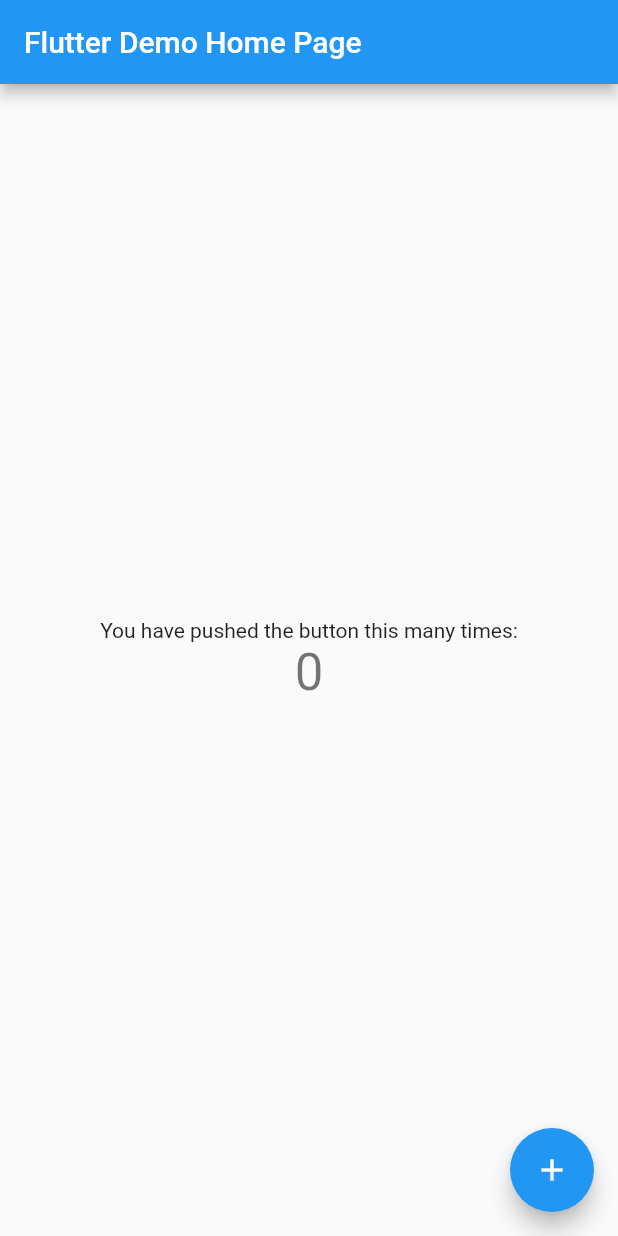
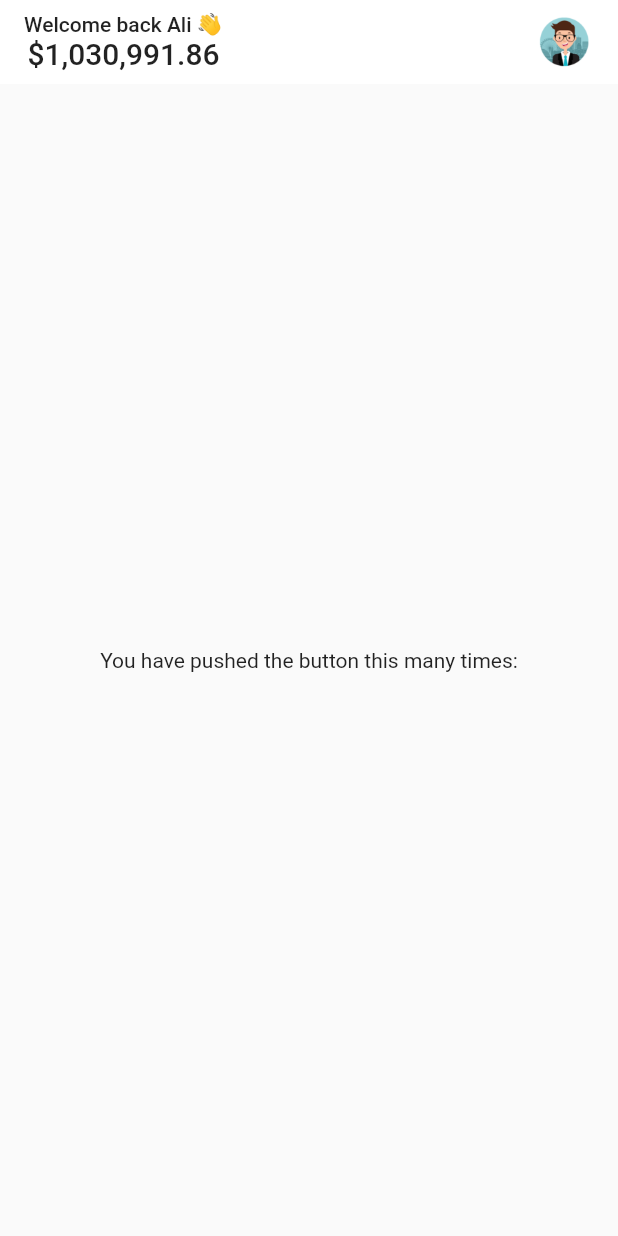
Before and after one commit to jjaviles2010/stonks_app, a Flutter app: the screen it shows after launch, on a phone screen of 412 x 824 dp. Run offline on Flutter 3.47's test engine with Material 2 defaults, Android fonts, the phone set to English and light mode, and no system bars.

Commit message:
Creating Custom AppBar.

```diff
--- /dev/null
+++ b/lib/home/screens/home_screen.dart
@@ -0,0 +1,21 @@
+import 'package:flutter/material.dart';
+import 'package:stonks_app/home/widgets/customAppBar.dart';
+
+class HomeScreen extends StatelessWidget {
+  @override
+  Widget build(BuildContext context) {
+    return Scaffold(
+      appBar: CustomAppBar(),
+      body: Center(
+        child: Column(
+          mainAxisAlignment: MainAxisAlignment.center,
+          children: <Widget>[
+            Text(
+              'You have pushed the button this many times:',
+            ),
+          ],
+        ),
+      ),
+    );
+  }
+}
--- /dev/null
+++ b/lib/home/widgets/customAppBar.dart
@@ -0,0 +1,60 @@
+import 'package:flutter/material.dart';
+
+class CustomAppBar extends StatelessWidget implements PreferredSize {
+  @override
+  Widget build(BuildContext context) {
+    return AppBar(
+      // Here we take the value from the MyHomePage object that was created by
+      // the App.build method, and use it to set our appbar title.
+      title: _getAppBarWidgets(),
+      backgroundColor: Colors.white,
+      elevation: 0,
+    );
+  }
+
+  _getAppBarWidgets() {
+    return Row(
+      mainAxisAlignment: MainAxisAlignment.spaceBetween,
+      children: <Widget>[
+        Column(
+          children: <Widget>[
+            _getWelcomeMessage(),
+            _getAccountBanlance(),
+          ],
+        ),
+        _getProfileImage(),
+      ],
+    );
+  }
+
+  _getWelcomeMessage() {
+    return Text('Welcome back Ali 👋',textScaleFactor: 0.7,);
+  }
+
+  _getAccountBanlance() {
+    return Text('\$1,030,991.86');
+  }
+
+  _getProfileImage() {
+     return CircleAvatar(
+      child: Container(
+          width: 150.0,
+          height: 150.0,
+          decoration: new BoxDecoration(
+              shape: BoxShape.circle,
+              image: new DecorationImage(
+                  fit: BoxFit.cover,
+                  image: AssetImage('images/Mask.png')
+              )
+          )),
+      foregroundColor: Colors.white,
+      backgroundColor: Colors.transparent,
+    );
+  }
+
+  @override
+  Size get preferredSize => Size.fromHeight(kToolbarHeight ?? 0.0);
+
+  noSuchMethod(Invocation invocation) => super.noSuchMethod(invocation);
+
+}
--- a/lib/main.dart
+++ b/lib/main.dart
@@ -1,4 +1,5 @@
 import 'package:flutter/material.dart';
+import 'package:stonks_app/home/screens/home_screen.dart';
 
 void main() {
   runApp(MyApp());
@@ -11,22 +12,14 @@ class MyApp extends StatelessWidget {
     return MaterialApp(
       title: 'Flutter Demo',
       theme: ThemeData(
-        // This is the theme of your application.
-        //
-        // Try running your application with "flutter run". You'll see the
-        // application has a blue toolbar. Then, without quitting the app, try
-        // changing the primarySwatch below to Colors.green and then invoke
-        // "hot reload" (press "r" in the console where you ran "flutter run",
-        // or simply save your changes to "hot reload" in a Flutter IDE).
-        // Notice that the counter didn't reset back to zero; the application
-        // is not restarted.
-        primarySwatch: Colors.blue,
-        // This makes the visual density adapt to the platform that you run
-        // the app on. For desktop platforms, the controls will be smaller and
-        // closer together (more dense) than on mobile platforms.
+        // Define the default brightness and colors.
+        brightness: Brightness.light,
+        primaryColor: Colors.lightBlue[50],
+        accentColor: Colors.cyan[600],
         visualDensity: VisualDensity.adaptivePlatformDensity,
       ),
-      home: MyHomePage(title: 'Flutter Demo Home Page'),
+      debugShowCheckedModeBanner: false,
+      home: HomeScreen(),
     );
   }
 }
--- a/pubspec.yaml
+++ b/pubspec.yaml
@@ -45,9 +45,8 @@ flutter:
   uses-material-design: true
 
   # To add assets to your application, add an assets section, like this:
-  # assets:
-  #   - images/a_dot_burr.jpeg
-  #   - images/a_dot_ham.jpeg
+  assets:
+    - images/Mask.png
 
   # An image asset can refer to one or more resolution-specific "variants", see
   # https://flutter.dev/assets-and-images/#resolution-aware.
```
Also changed, not shown: images/Mask.png (added).
